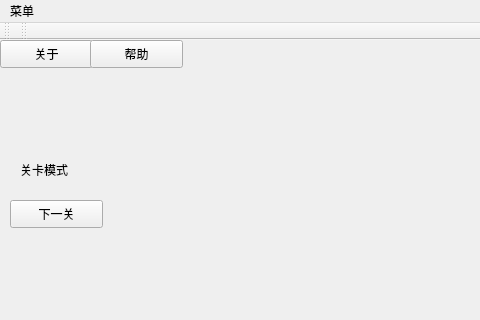
Above: mainwindow.ui from NorthOuterTowner/Bejeweled4 before the change; both pictures show x 0 to 480 and y 0 to 320 of the 800 by 600 pixel window. Below: the same form after it.
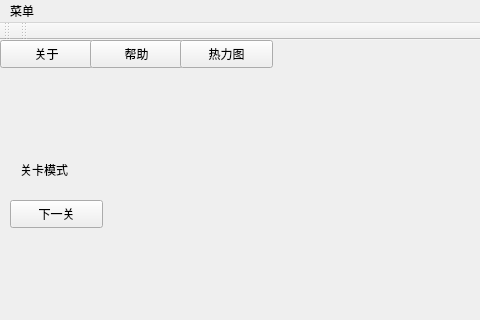
That is the form after the change.

```diff
--- a/mainwindow.ui
+++ b/mainwindow.ui
@@ -105,6 +105,19 @@
      <string>帮助</string>
     </property>
    </widget>
+   <widget class="QPushButton" name="Heat">
+    <property name="geometry">
+     <rect>
+      <x>180</x>
+      <y>0</y>
+      <width>93</width>
+      <height>28</height>
+     </rect>
+    </property>
+    <property name="text">
+     <string>热力图</string>
+    </property>
+   </widget>
   </widget>
   <widget class="QMenuBar" name="menubar">
    <property name="geometry">
```
